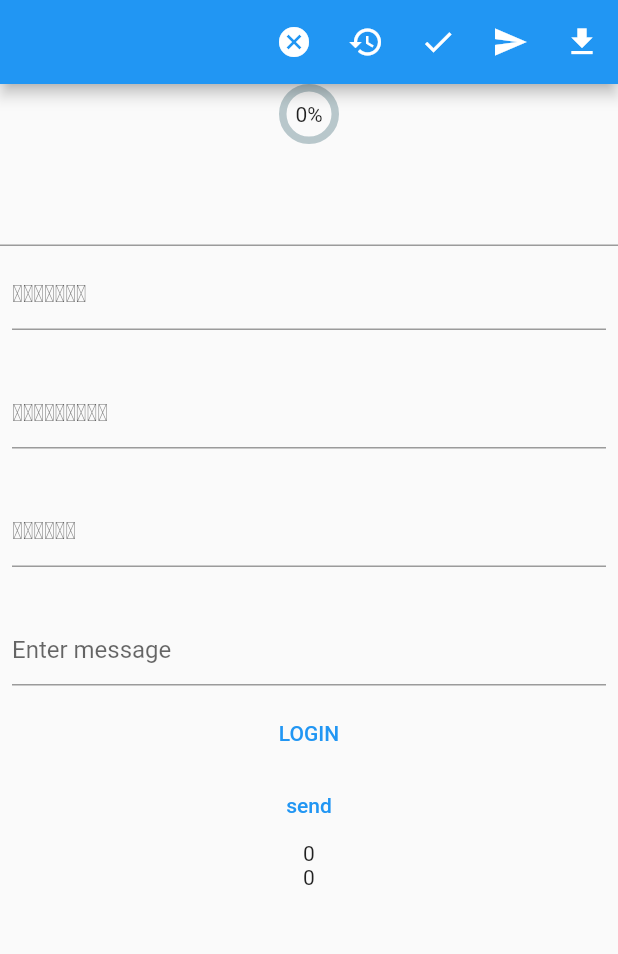
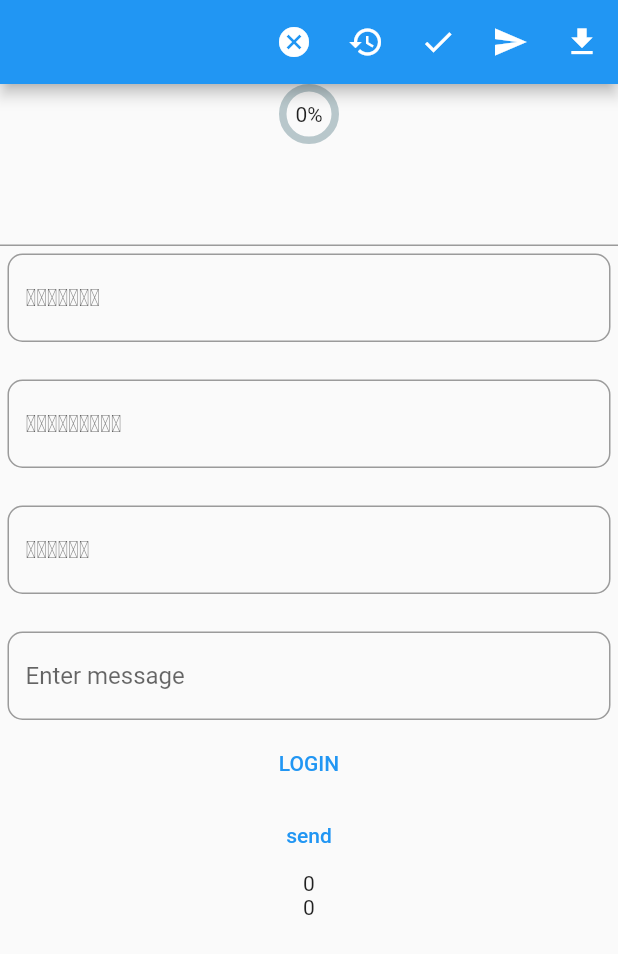
Before and after one commit to Souliyakv/flutterConnectUDP, a Flutter app: the screen it shows after launch, after a tap on the "check" icon, on a phone screen of 412 x 824 dp. Shown: the top 954 px of the screen. Run offline on Flutter 3.47's test engine with Material 2 defaults, Android fonts, the light colour scheme and no system bars; drawn by our look-alikes of percent_indicator; our stand-ins replace image_picker; missing offline and left inert: tcp_socket_connection, udp.

Commit message:
for return

```diff
--- a/lib/page/homepageUDP.dart
+++ b/lib/page/homepageUDP.dart
@@ -26,6 +26,7 @@ class _CreateUDPState extends State<CreateUDP> {
   var dataArr = {};
   var dataArrCheck = {};
   var missingIndex = {};
+  var checkTimerSend = {};
   final _textController = TextEditingController();
   final _username = TextEditingController();
   final _password = TextEditingController();
@@ -61,7 +62,7 @@ class _CreateUDPState extends State<CreateUDP> {
   late RawDatagramSocket socket;
   var allImageToShow = [];
   void login() async {
-    RawDatagramSocket.bind(InternetAddress.loopbackIPv4, 2222)
+    RawDatagramSocket.bind(InternetAddress.anyIPv4, 2222)
         .then((RawDatagramSocket socket) {
       // Set the handler for receiving data
       this.socket = socket;
@@ -73,7 +74,7 @@ class _CreateUDPState extends State<CreateUDP> {
           setState(() {
             data = utf8.decode(result);
           });
-          print("Commans is :${json.decode(data)['command']}");
+          print("Command is :${json.decode(data)['command']}");
           if (json.decode(data)['command'] == "ack") {
             // timeOutSend.cancel();
             sendMessage(data);
@@ -95,6 +96,8 @@ class _CreateUDPState extends State<CreateUDP> {
           } else if (json.decode(data)['command'] == 'success') {
             allImageToSend.remove(json.decode(data)['trans']);
           } else {
+            // print("round :${json.decode(data)['round']}");
+
             _pushButterToImage(data);
           }
         }
@@ -129,6 +132,7 @@ class _CreateUDPState extends State<CreateUDP> {
     _start.addAll({json.decode(dataSendTotal)['trans']: 0});
     _end.addAll({json.decode(dataSendTotal)['trans']: roundTosend});
     missingIndex.addAll({json.decode(dataSendTotal)['trans']: []});
+
     setState(() {
       showImage == 0;
 
@@ -172,6 +176,8 @@ class _CreateUDPState extends State<CreateUDP> {
           _start[json.decode(dataConfirmToSend)['trans']],
           _end[json.decode(dataConfirmToSend)['trans']],
           json.decode(dataConfirmToSend)['trans']);
+      checkTimerSend.addAll({json.decode(dataConfirmToSend)['trans']: 0});
+
       var dataConfirm = {
         'data': {
           "start": _start[json.decode(dataConfirmToSend)['trans']],
@@ -381,13 +387,6 @@ class _CreateUDPState extends State<CreateUDP> {
     resendIndex.addAll({json.decode(dataRefund)['trans']: 0});
     dataListRefund.addAll(
         {json.decode(dataRefund)['trans']: json.decode(dataRefund)['message']});
-    // setState(() {
-    //   // address = json.decode(dataRefund)['address'];
-    //   // port = json.decode(dataRefund)['port'];
-    //   // resendIndex = 0;
-    //   dataListRefund = [...json.decode(dataRefund)['message']];
-    // });
-
     resend(dataRefund);
     // print('send refund');
   }
@@ -398,55 +397,13 @@ class _CreateUDPState extends State<CreateUDP> {
     // print('index Delete:' + index.toString());
     if (json.decode(dataResend)['message'].length ==
         json.decode(dataResend)['sumData']) {
-      if (json.decode(dataResend)['round'] == 1) {
-        // waitTimeOutToCheck(dataResend);
-        print('resend round 1');
       var resultRemove = _removeDataToCheck(dataResend);
       if (resultRemove == true) {
-          if (indexAdd > dataArr[json.decode(dataResend)['trans']].length) {
-            setState(() {
-              showImage = 0;
-              // message = json.decode(dataResend)['message'].toString();
-              // dataArr.add(message);
-            });
-            _removeAndAdds(dataResend);
-            dataArrCheck[json.decode(dataResend)['trans']]
-                .add(json.decode(dataResend)['index']);
-          } else {
-            setState(() {
-              showImage = 0;
-              // message = json.decode(dataResend)['message'].toString();
-              // dataArr.add(message);
-
-              dataArrCheck[json.decode(dataResend)['trans']]
-                  .add(json.decode(dataResend)['index']);
-            });
-            _removeAndAdds(dataResend);
-          }
-        }
-      } else {
-        var resultRemove = _removeDataToCheck(dataResend);
-        if (resultRemove == true) {
-          if (indexAdd > dataArr[json.decode(dataResend)['trans']].length) {
-            // setState(() {
-            // message = json.decode(dataResend)['message'].toString();
-            // dataArr.add(message);
-            _removeAndAdds(dataResend);
-            dataArrCheck[json.decode(dataResend)['trans']]
-                .add(json.decode(dataResend)['index']);
-            // });
-          } else {
-            // setState(() {
-            //   message = json.decode(dataResend)['message'].toString();
-            //   // dataArr.add(message);
-
-            // });
         _removeAndAdds(dataResend);
         dataArrCheck[json.decode(dataResend)['trans']]
             .add(json.decode(dataResend)['index']);
       }
-        }
-      }
+
       if (json.decode(dataResend)['round'] ==
           json.decode(dataResend)['total']) {
         _convertToImage(dataResend);
@@ -505,6 +462,7 @@ class _CreateUDPState extends State<CreateUDP> {
 
   void _convertToImage(var dataConvert) {
     timeOut.cancel();
+
     List<dynamic> newList = [];
     newList.clear();
 
@@ -561,35 +519,16 @@ class _CreateUDPState extends State<CreateUDP> {
   void _pushButterToImage(String dataBuffer) {
     // print(json.decode(dataBuffer)['round']);
     // print(json.decode(dataBuffer)['message'].runtimeType);
-    // print(json.decode(dataBuffer)['round']);
+    // print("round :${json.decode(dataBuffer)['round']}");
     // print(json.decode(dataBuffer)['index']);
+    // if (checkTimerSend[json.decode(dataBuffer)['trans']] == 0) {
+    //   waitTimeOutToCheck(dataBuffer);
+    //   checkTimerSend.update(json.decode(dataBuffer)['trans'], (value) => 1);
+    // }
     if (json.decode(dataBuffer)['message'].length ==
         json.decode(dataBuffer)['sumData']) {
-      if (json.decode(dataBuffer)['total'] ==
-          json.decode(dataBuffer)['round']) {
       if (json.decode(dataBuffer)['round'] == 1) {
-          waitTimeOutToCheck(dataBuffer);
-
-          // missingIndex.remove(json.decode(dataBuffer)['trans']);
-          // _addDataToCheck(json.decode(dataBuffer)['start'],
-          //     json.decode(dataBuffer)['end'], json.decode(dataBuffer)['trans']);
-          var result = _removeDataToCheck(dataBuffer);
-          if (result == true) {
-            _removeAndAdds(dataBuffer);
-            dataArrCheck[json.decode(dataBuffer)['trans']]
-                .add(json.decode(dataBuffer)['index']);
-          }
-        } else {
-          var result = _removeDataToCheck(dataBuffer);
-          if (result == true) {
-            _removeAndAdds(dataBuffer);
-            dataArrCheck[json.decode(dataBuffer)['trans']]
-                .add(json.decode(dataBuffer)['index']);
-          }
-        }
-        _convertToImage(dataBuffer);
-      } else {
-        if (json.decode(dataBuffer)['round'] == 1) {
+        print("push round 1");
         waitTimeOutToCheck(dataBuffer);
         // missingIndex.remove(json.decode(dataBuffer)['trans']);
         // _addDataToCheck(json.decode(dataBuffer)['start'],
@@ -608,6 +547,9 @@ class _CreateUDPState extends State<CreateUDP> {
               .add(json.decode(dataBuffer)['index']);
         }
       }
+      if (json.decode(dataBuffer)['total'] ==
+          json.decode(dataBuffer)['round']) {
+        _convertToImage(dataBuffer);
       }
     }
     setState(() {
@@ -655,6 +597,7 @@ class _CreateUDPState extends State<CreateUDP> {
       // print('Index is :${i}');
       // print('add data trans ${trans.toString()} index : ${i.toString()}');
     }
+    // print(missingIndex[trans]);
   }
 
   void _genData(var dataGen) {
@@ -717,7 +660,6 @@ class _CreateUDPState extends State<CreateUDP> {
     this.socket.send(utf8.encode(jsonEncode(dataRefund)),
         InternetAddress("${IpAddress().ipAddress}"), 2222);
     // print(dataRefund);
-    print('ref');
     waitTimeOutToCheck(dataRef);
 
     // print('refund data');
@@ -731,6 +673,7 @@ class _CreateUDPState extends State<CreateUDP> {
             onPressed: () {
               setState(() {
                 showImage = 0;
+                totalBufferTo = 0;
               });
               allImageToShow.clear();
               _end.clear();
@@ -745,12 +688,16 @@ class _CreateUDPState extends State<CreateUDP> {
             icon: Icon(Icons.history)),
         IconButton(
             onPressed: () {
-              // var results1 = {
-              //   1: 3,
-              //   2: [6, 7, 8, 9],
-              // };
-              // results1[2]!.remove();
-              // print(results1);
+              var results = {
+                1: 3,
+                2: {
+                  1: [1, 2, 3],
+                  2: [4, 5, 6]
+                },
+              };
+              results.addAll({1: 5});
+
+              print(results[1]);
             },
             icon: Icon(Icons.check)),
         IconButton(
@@ -819,43 +766,53 @@ class _CreateUDPState extends State<CreateUDP> {
             controller: _testText,
           ),
           Padding(
-            padding: const EdgeInsets.all(8.0),
+            padding: const EdgeInsets.all(5.0),
             child: TextField(
               controller: _username,
-              decoration: InputDecoration(hintText: "ຜຸ້ສົ່ງ"),
+              decoration: InputDecoration(
+                  hintText: "ຜຸ້ສົ່ງ",
+                  border: OutlineInputBorder(
+                      borderRadius: BorderRadius.circular(10))),
             ),
           ),
           const SizedBox(
             height: 15,
           ),
           Padding(
-            padding: const EdgeInsets.all(8.0),
+            padding: const EdgeInsets.all(5.0),
             child: TextField(
               controller: _password,
-              decoration: InputDecoration(hintText: "ລະຫັດຜ່ານ"),
+              decoration: InputDecoration(
+                  hintText: "ລະຫັດຜ່ານ",
+                  border: OutlineInputBorder(
+                      borderRadius: BorderRadius.circular(10))),
             ),
           ),
           const SizedBox(
             height: 15,
           ),
           Padding(
-            padding: const EdgeInsets.all(8.0),
+            padding: const EdgeInsets.all(5.0),
             child: TextField(
               keyboardType: TextInputType.number,
               controller: _to,
-              decoration: InputDecoration(hintText: "ຜຸ້ຮັບ"),
+              decoration: InputDecoration(
+                  hintText: "ຜຸ້ຮັບ",
+                  border: OutlineInputBorder(
+                      borderRadius: BorderRadius.circular(10))),
             ),
           ),
           const SizedBox(
             height: 15,
           ),
           Padding(
-            padding: const EdgeInsets.all(8.0),
+            padding: const EdgeInsets.all(5.0),
             child: TextField(
               controller: _textController,
               decoration: InputDecoration(
                   hintText: 'Enter message',
-              ),
+                  border: OutlineInputBorder(
+                      borderRadius: BorderRadius.circular(10))),
             ),
           ),
           TextButton(
```
Lines whose indentation alone changed are shown as unchanged.
